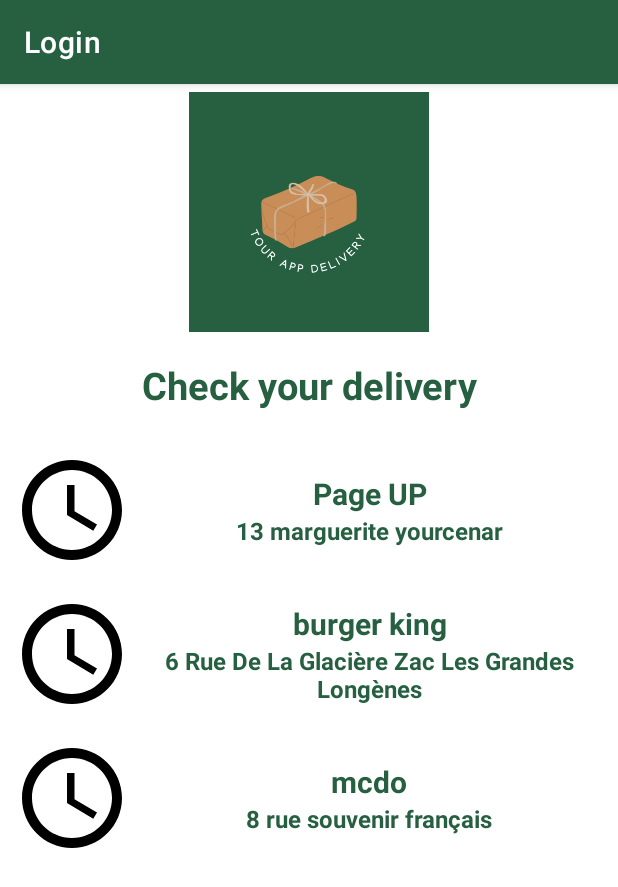
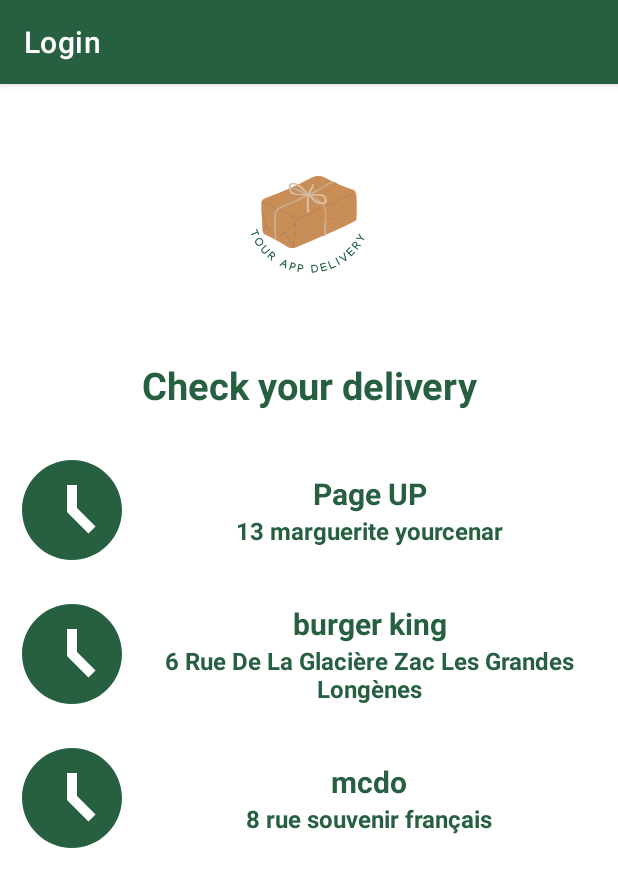
Before and after one commit to Aizen39/demotour, an Android app: the fragment TourFragment placed in its activity, on a phone screen of 412 x 824 dp. Shown: the top 887 px of the screen. Run offline under Robolectric (Android 15) with nearby library versions, the phone set to English and light mode, and no system bars; our stand-ins replace navigation-ui.

Commit message:
add a login account and changes some design

```diff
--- a/app/src/main/kotlin/fr/pageup/demoapp/ui/adapters/TourAdapter.kt
+++ b/app/src/main/kotlin/fr/pageup/demoapp/ui/adapters/TourAdapter.kt
@@ -44,7 +44,7 @@
 
 
         fun setCustomer(customer: Customer) {
-            logo.setImageResource(R.drawable.ic_schedule_black_18dp)
+            logo.setImageResource(R.drawable.time)
             name.text = customer.name
             address.text = customer.address
         }
--- a/app/src/main/kotlin/fr/pageup/demoapp/ui/fragments/LoginFragment.kt
+++ b/app/src/main/kotlin/fr/pageup/demoapp/ui/fragments/LoginFragment.kt
@@ -24,20 +24,21 @@
         savedInstanceState: Bundle?
     ): View? {
         val v = inflater.inflate(R.layout.fragment_login, container, false)
-        val loginbtn: Button = v.findViewById(R.id.loginBtn)
-        val edit_email: EditText = v.findViewById(R.id.email)
-        val edit_pw: EditText = v.findViewById(R.id.password)
-
-        /*if (edit_email.text.toString() == viewModel.getUseremail() && edit_pw.text.toString() == viewModel.getUserPw()) {
-
-        }*/
-
-        loginbtn.setOnClickListener { view: View ->
-            view.findNavController()
-                .navigate(R.id.loginFragment_to_tourFragment)
-        }
         return v
     }
 
+    override fun onViewCreated(view: View, savedInstanceState: Bundle?) {
+        super.onViewCreated(view, savedInstanceState)
+        val loginbtn: Button = view.findViewById(R.id.loginBtn)
+        val editEmail: EditText = view.findViewById(R.id.email)
+        val editPassword: EditText = view.findViewById(R.id.password)
+        loginbtn.setOnClickListener { view : View ->
+            val txt: String = editEmail.text.toString()
+            val mdp: String = editPassword.text.toString()
+            if(txt == viewModel.getUseremail() && mdp == viewModel.getUserPw()){
+                view.findNavController().navigate(R.id.loginFragment_to_tourFragment)
+            }
+        }
+    }
 
 }
--- /dev/null
+++ b/app/src/main/res/drawable/phone.xml
@@ -0,0 +1,5 @@
+<vector android:height="16dp" android:tint="#266041"
+    android:viewportHeight="24" android:viewportWidth="24"
+    android:width="16dp" xmlns:android="http://schemas.android.com/apk/res/android">
+    <path android:fillColor="@android:color/white" android:pathData="M6.62,10.79c1.44,2.83 3.76,5.14 6.59,6.59l2.2,-2.2c0.27,-0.27 0.67,-0.36 1.02,-0.24 1.12,0.37 2.33,0.57 3.57,0.57 0.55,0 1,0.45 1,1V20c0,0.55 -0.45,1 -1,1 -9.39,0 -17,-7.61 -17,-17 0,-0.55 0.45,-1 1,-1h3.5c0.55,0 1,0.45 1,1 0,1.25 0.2,2.45 0.57,3.57 0.11,0.35 0.03,0.74 -0.25,1.02l-2.2,2.2z"/>
+</vector>
--- /dev/null
+++ b/app/src/main/res/drawable/time.xml
@@ -0,0 +1,5 @@
+<vector android:height="8dp" android:tint="#266041"
+    android:viewportHeight="24" android:viewportWidth="24"
+    android:width="8dp" xmlns:android="http://schemas.android.com/apk/res/android">
+    <path android:fillColor="@android:color/white" android:pathData="M11.99,2C6.47,2 2,6.48 2,12s4.47,10 9.99,10C17.52,22 22,17.52 22,12S17.52,2 11.99,2zM15.29,16.71L11,12.41V7h2v4.59l3.71,3.71L15.29,16.71z"/>
+</vector>
--- a/app/src/main/res/layout/fragment_description.xml
+++ b/app/src/main/res/layout/fragment_description.xml
@@ -106,7 +106,7 @@
         <ImageView
             android:layout_width="wrap_content"
             android:layout_height="wrap_content"
-            android:src="@drawable/phone_logo"/>
+            android:src="@drawable/phone"/>
 
         <TextView
             android:id="@+id/phone"
--- a/app/src/main/res/layout/fragment_tour.xml
+++ b/app/src/main/res/layout/fragment_tour.xml
@@ -14,7 +14,7 @@
             android:layout_width="match_parent"
             android:layout_height="160dp"
             android:layout_marginTop="5dp"
-            android:src="@drawable/new_logo" />
+            android:src="@drawable/newlogo2" />
 
         <TextView
             android:layout_width="match_parent"
```
Also changed, not shown: app/src/main/res/drawable/newlogo2.png (added).
